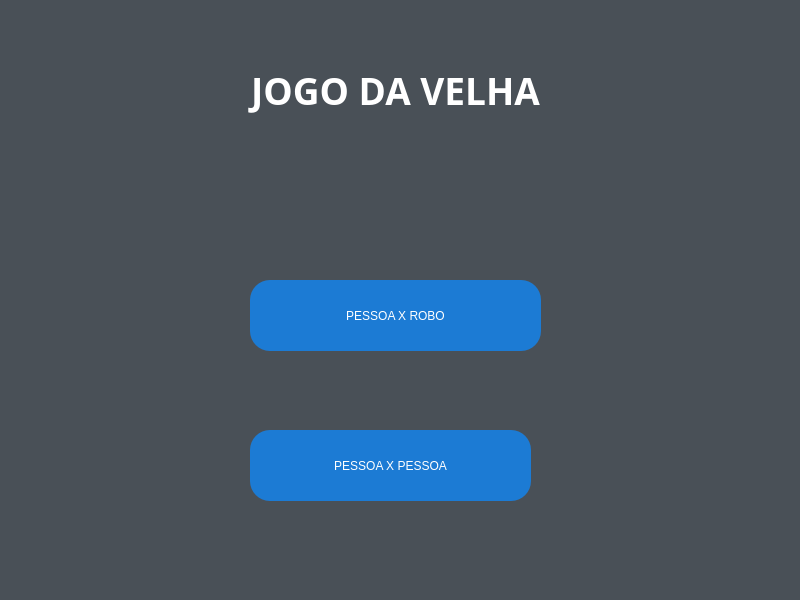
Old version of the form Looby.ui in the repository PabloBezerra/Primeiro-game.
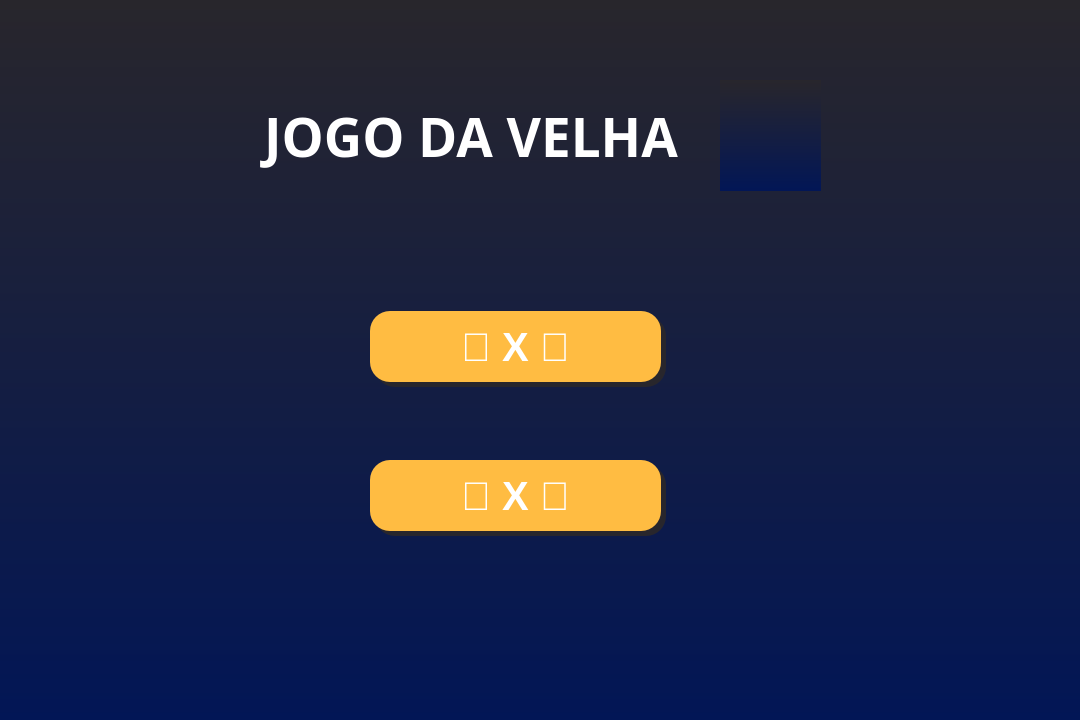
New version of the form. Icons and pictures are not drawn.

```diff
--- a/Looby.ui
+++ b/Looby.ui
@@ -6,72 +6,154 @@
    <rect>
     <x>0</x>
     <y>0</y>
-    <width>800</width>
-    <height>600</height>
+    <width>1080</width>
+    <height>720</height>
    </rect>
   </property>
   <property name="windowTitle">
    <string>Lobby</string>
   </property>
   <property name="styleSheet">
-   <string notr="true">background-color: rgb(73, 80, 87);</string>
+   <string notr="true">background-color: qlineargradient(spread:pad, x1:1, y1:1, x2:1, y2:0, stop:0 rgba(2, 22, 86, 255), stop:1 rgba(40, 38, 44, 255));</string>
   </property>
   <widget class="QWidget" name="centralwidget">
    <widget class="QLabel" name="label">
     <property name="geometry">
      <rect>
-      <x>-10</x>
-      <y>0</y>
-      <width>811</width>
-      <height>181</height>
+      <x>230</x>
+      <y>100</y>
+      <width>482</width>
+      <height>74</height>
      </rect>
     </property>
     <property name="font">
      <font>
       <family>Arial Black</family>
+      <pointsize>36</pointsize>
       <bold>true</bold>
      </font>
     </property>
+    <property name="styleSheet">
+     <string notr="true">background-color: rgba(255, 255, 255, 0);
+color: rgba(255, 255, 255, 254);</string>
+    </property>
     <property name="text">
-     <string>&lt;html&gt;&lt;head/&gt;&lt;body&gt;&lt;p align=&quot;center&quot;&gt;&lt;span style=&quot; font-size:28pt; font-weight:700; color:#ffffff;&quot;&gt;JOGO DA VELHA&lt;/span&gt;&lt;/p&gt;&lt;/body&gt;&lt;/html&gt;</string>
+     <string>&lt;html&gt;&lt;head/&gt;&lt;body&gt;&lt;p align=&quot;center&quot;&gt;&lt;span style=&quot; font-size:40pt; color:#ffffff;&quot;&gt;JOGO DA VELHA&lt;/span&gt;&lt;/p&gt;&lt;/body&gt;&lt;/html&gt;</string>
     </property>
    </widget>
    <widget class="QPushButton" name="pessoaxrobo">
     <property name="geometry">
      <rect>
-      <x>250</x>
-      <y>280</y>
+      <x>370</x>
+      <y>311</y>
       <width>291</width>
       <height>71</height>
      </rect>
     </property>
+    <property name="font">
+     <font>
+      <pointsize>-1</pointsize>
+      <bold>true</bold>
+     </font>
+    </property>
+    <property name="cursor">
+     <cursorShape>PointingHandCursor</cursorShape>
+    </property>
     <property name="styleSheet">
-     <string notr="true">background-color: rgb(28, 123, 212);
+     <string notr="true">background-color: rgb(255, 188, 66);
 border-radius: 20px;
-color: white</string>
+color: white;
+font-size: 40px</string>
     </property>
     <property name="text">
-     <string>PESSOA X ROBO</string>
+     <string>👤 X 🤖</string>
     </property>
    </widget>
    <widget class="QPushButton" name="pessoacontra">
     <property name="geometry">
      <rect>
-      <x>250</x>
-      <y>430</y>
-      <width>281</width>
+      <x>370</x>
+      <y>460</y>
+      <width>291</width>
       <height>71</height>
      </rect>
     </property>
+    <property name="font">
+     <font>
+      <pointsize>-1</pointsize>
+      <bold>true</bold>
+     </font>
+    </property>
+    <property name="cursor">
+     <cursorShape>PointingHandCursor</cursorShape>
+    </property>
     <property name="styleSheet">
-     <string notr="true">background-color: rgb(28, 123, 212);
+     <string notr="true">background-color: rgb(255, 188, 66);
 border-radius: 20px;
-color: white</string>
+color: white;
+font-size: 40px</string>
     </property>
     <property name="text">
-     <string>PESSOA X PESSOA</string>
+     <string>👤 X 👤</string>
     </property>
    </widget>
+   <widget class="QLabel" name="img_inicial">
+    <property name="geometry">
+     <rect>
+      <x>720</x>
+      <y>80</y>
+      <width>101</width>
+      <height>111</height>
+     </rect>
+    </property>
+    <property name="styleSheet">
+     <string notr="true">background: rgba(255, 255, 255, 0) url(:/icons/velha.png) center center no-repeat;
+</string>
+    </property>
+    <property name="text">
+     <string/>
+    </property>
+   </widget>
+   <widget class="QLabel" name="label_3">
+    <property name="geometry">
+     <rect>
+      <x>375</x>
+      <y>316</y>
+      <width>291</width>
+      <height>71</height>
+     </rect>
+    </property>
+    <property name="styleSheet">
+     <string notr="true">background-color: rgb(40, 38, 44);
+border-radius: 20px;</string>
+    </property>
+    <property name="text">
+     <string/>
+    </property>
+   </widget>
+   <widget class="QLabel" name="label_4">
+    <property name="geometry">
+     <rect>
+      <x>375</x>
+      <y>465</y>
+      <width>291</width>
+      <height>71</height>
+     </rect>
+    </property>
+    <property name="styleSheet">
+     <string notr="true">background-color: rgb(40, 38, 44);
+border-radius: 20px;</string>
+    </property>
+    <property name="text">
+     <string/>
+    </property>
+   </widget>
+   <zorder>label_4</zorder>
+   <zorder>label_3</zorder>
+   <zorder>label</zorder>
+   <zorder>pessoaxrobo</zorder>
+   <zorder>pessoacontra</zorder>
+   <zorder>img_inicial</zorder>
   </widget>
  </widget>
  <resources/>
```
Left out of the diff: 4 changed lines with no effect on the pictures.
